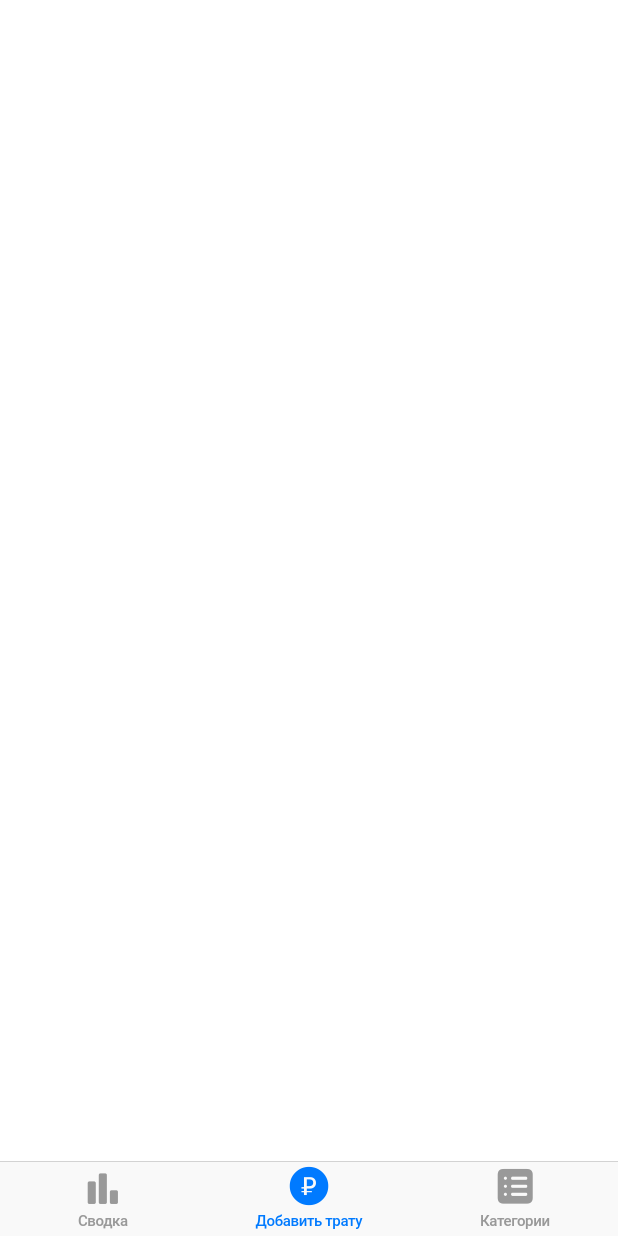
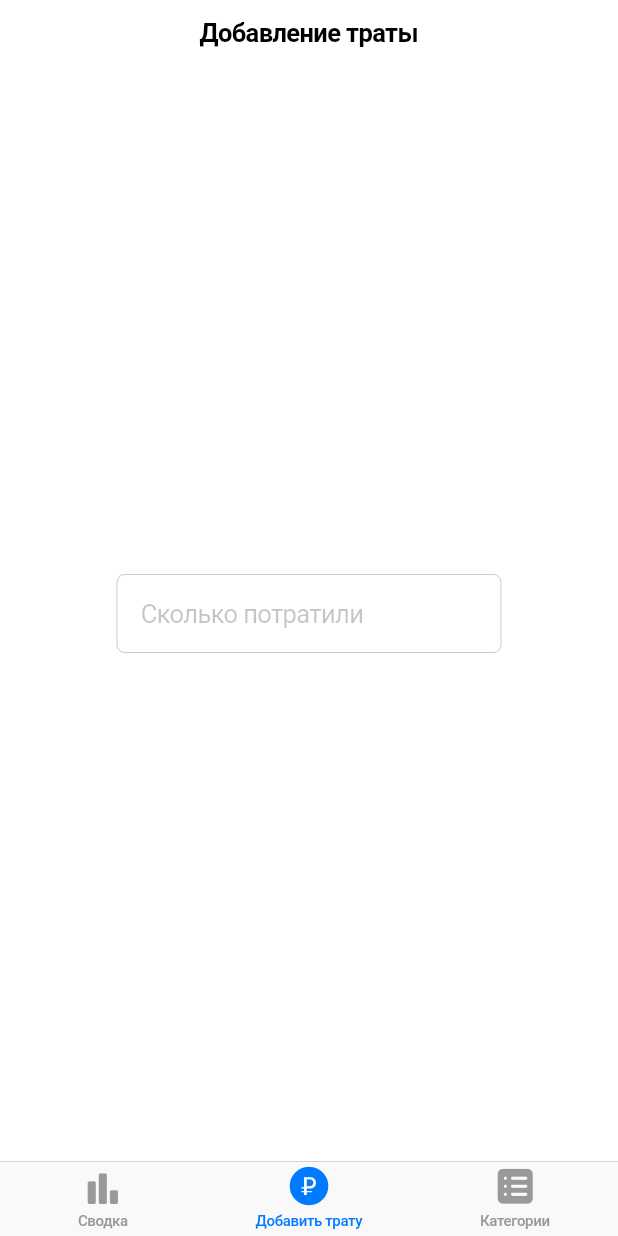
Before and after one commit to anastasia-martynova/money_saver, a Flutter app: the screen it shows after launch, item 2 of the bottom bar chosen, on a phone screen of 412 x 824 dp. Run offline on Flutter 3.47's test engine with Material 3 defaults, Android fonts, the light colour scheme and no system bars.

Commit message:
add expense field

```diff
--- a/mobile/lib/add_expense_view.dart
+++ b/mobile/lib/add_expense_view.dart
@@ -3,6 +3,20 @@ import 'package:flutter/cupertino.dart';
 class AddExpenseView extends StatelessWidget {
   @override
   Widget build(BuildContext context) {
-    return Container();
+    return SafeArea(
+      child: Column(
+        mainAxisAlignment: MainAxisAlignment.center,
+        children: [
+          Align(
+              alignment: Alignment.center,
+              child: SizedBox(
+                  width: 256,
+                  child: CupertinoTextField(
+                    placeholder: 'Сколько потратили',
+                    padding: EdgeInsets.all(16),
+                  )))
+        ],
+      ),
+    );
   }
 }
--- a/mobile/lib/app.dart
+++ b/mobile/lib/app.dart
@@ -12,12 +12,12 @@ class MoneySaverApp extends StatelessWidget {
         [DeviceOrientation.portraitUp, DeviceOrientation.portraitDown]);
 
     return CupertinoApp(
-      home: CupertinoStoreHomePage(),
+      home: MoneySaverHome(),
     );
   }
 }
 
-class CupertinoStoreHomePage extends StatelessWidget {
+class MoneySaverHome extends StatelessWidget {
   @override
   Widget build(BuildContext context) {
     return CupertinoTabScaffold(
@@ -33,6 +33,9 @@ class CupertinoStoreHomePage extends StatelessWidget {
           case 1:
             return CupertinoTabView(builder: (context) {
               return CupertinoPageScaffold(
+                navigationBar: CupertinoNavigationBar(
+                  middle: const Text('Добавление траты'),
+                ),
                 child: AddExpenseView(),
               );
             });
--- a/mobile/lib/main.dart
+++ b/mobile/lib/main.dart
@@ -4,6 +4,7 @@ import 'package:flutter/services.dart';
 import 'app.dart';
 
 void main() {
+  WidgetsFlutterBinding.ensureInitialized();
   SystemChrome.setPreferredOrientations(
       [DeviceOrientation.portraitUp, DeviceOrientation.portraitDown]);
   return runApp(MoneySaverApp());
```
